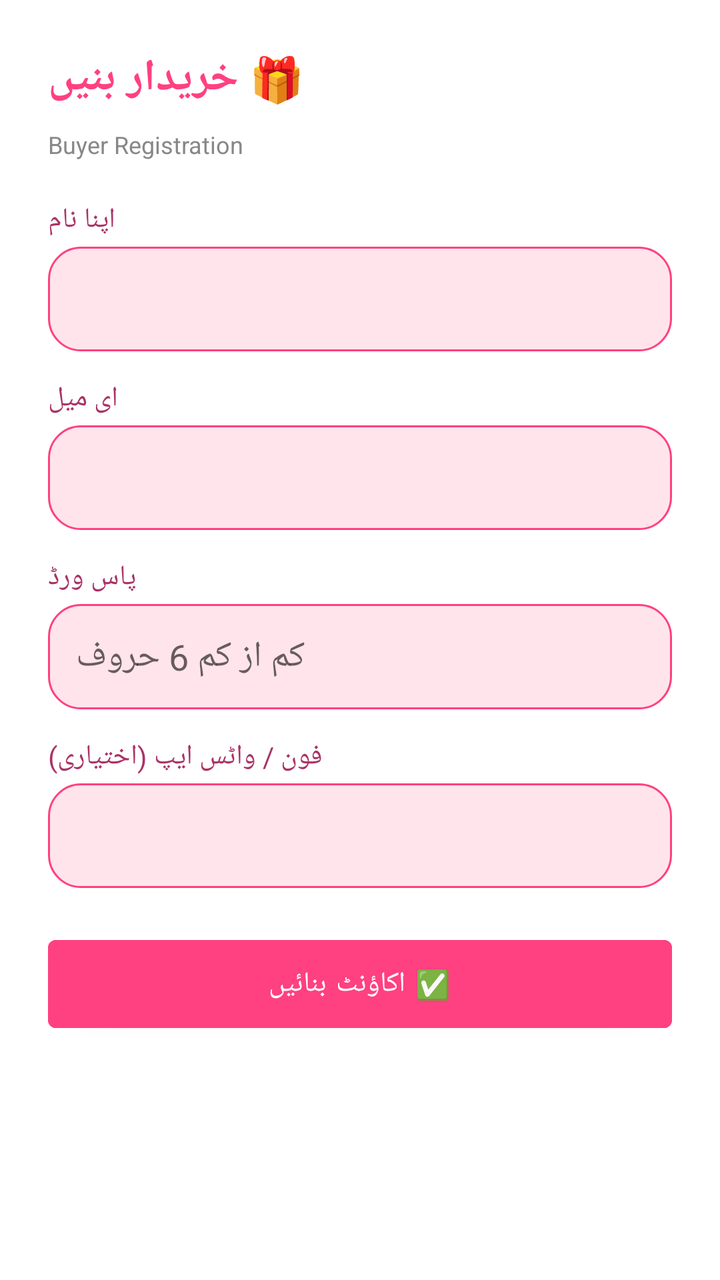
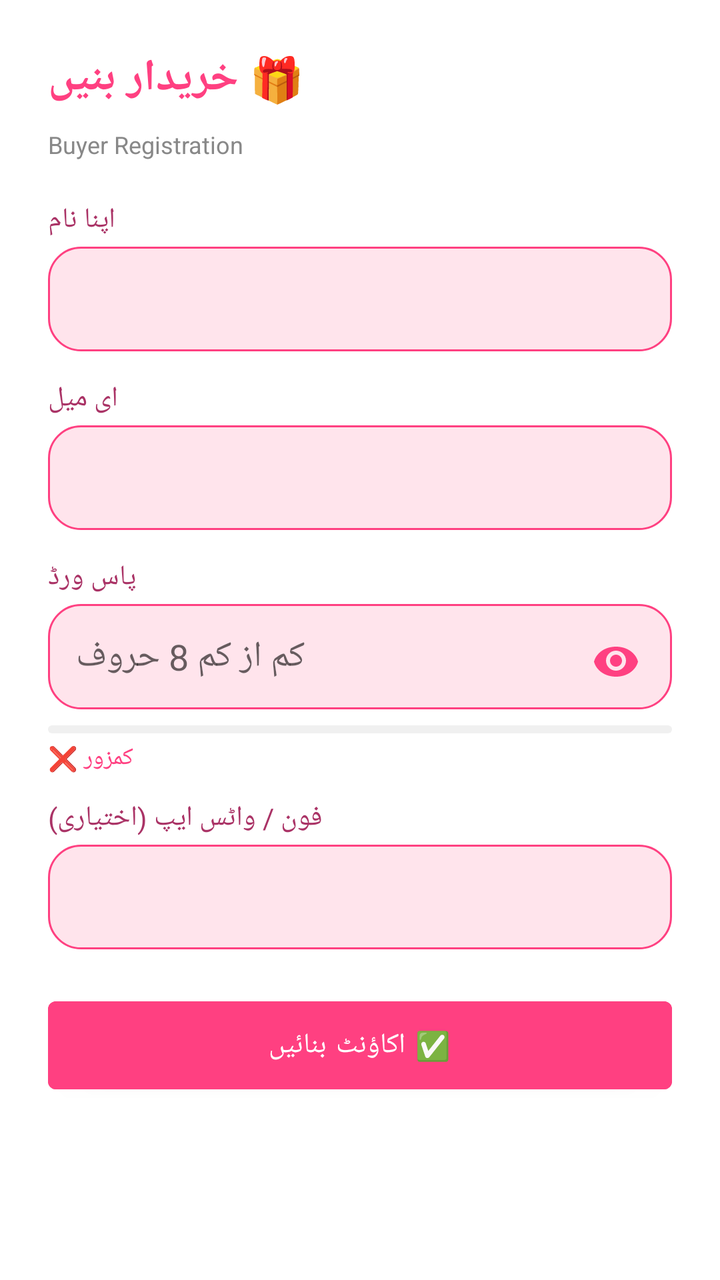

Two renders of the same Android screen: before a commit and after it. Below are the layout's source before the change and the commit's diff.
<!-- AndroidManifest.xml: application theme Theme.SheEmpower -->
<!-- res/layout/activity_buyer_register.xml -->
<?xml version="1.0" encoding="utf-8"?>
<ScrollView xmlns:android="http://schemas.android.com/apk/res/android"
    android:layout_width="match_parent" android:layout_height="match_parent" android:background="#FFFFFF">
    <LinearLayout
        android:layout_width="match_parent" android:layout_height="wrap_content"
        android:orientation="vertical" android:padding="24dp">

        <RelativeLayout
            android:layout_width="match_parent"
            android:layout_height="wrap_content">
            <TextView android:layout_width="wrap_content" android:layout_height="wrap_content"
                android:text="🎁 خریدار بنیں" android:textSize="22sp" android:textStyle="bold" android:textColor="#FF4081" />
            <ImageButton
                android:id="@+id/btnSpeaker"
                android:layout_width="40dp"
                android:layout_height="40dp"
                android:layout_alignParentEnd="true"
                android:layout_centerVertical="true"
                android:background="?attr/selectableItemBackgroundBorderless"
                android:src="@drawable/ic_speaker"
                android:contentDescription="Speaker" />
        </RelativeLayout>
        <TextView android:layout_width="wrap_content" android:layout_height="wrap_content"
            android:text="Buyer Registration" android:textSize="12sp" android:textColor="#888888" android:layout_marginBottom="20dp" />

        <TextView android:layout_width="wrap_content" android:layout_height="wrap_content" android:text="اپنا نام" android:textColor="#AA3366" android:layout_marginBottom="4dp" />
        <com.google.android.material.textfield.TextInputEditText android:id="@+id/etName"
            android:layout_width="match_parent" android:layout_height="wrap_content"
            android:padding="14dp" android:background="@drawable/bg_rounded_pink" android:layout_marginBottom="14dp" />

        <TextView android:layout_width="wrap_content" android:layout_height="wrap_content" android:text="ای میل" android:textColor="#AA3366" android:layout_marginBottom="4dp" />
        <com.google.android.material.textfield.TextInputEditText android:id="@+id/etEmail"
            android:layout_width="match_parent" android:layout_height="wrap_content"
            android:padding="14dp" android:background="@drawable/bg_rounded_pink" android:layout_marginBottom="14dp" />

        <TextView android:layout_width="wrap_content" android:layout_height="wrap_content" android:text="پاس ورڈ" android:textColor="#AA3366" android:layout_marginBottom="4dp" />
        <com.google.android.material.textfield.TextInputEditText android:id="@+id/etPassword"
            android:layout_width="match_parent" android:layout_height="wrap_content"
            android:inputType="textPassword" android:hint="کم از کم 6 حروف" android:padding="14dp"
            android:background="@drawable/bg_rounded_pink" android:layout_marginBottom="14dp" />

        <TextView android:layout_width="wrap_content" android:layout_height="wrap_content" android:text="فون / واٹس ایپ (اختیاری)" android:textColor="#AA3366" android:layout_marginBottom="4dp" />
        <com.google.android.material.textfield.TextInputEditText android:id="@+id/etPhone"
            android:layout_width="match_parent" android:layout_height="wrap_content"
            android:padding="14dp" android:background="@drawable/bg_rounded_pink" android:layout_marginBottom="20dp" />

        <Button android:id="@+id/btnRegister"
            android:layout_width="match_parent" android:layout_height="56dp"
            android:text="✅ اکاؤنٹ بنائیں" android:backgroundTint="#FF4081" android:textColor="#FFFFFF" />

    </LinearLayout>
</ScrollView>
<!-- resources referenced by this layout -->
<resources>
  <!-- drawable bg_rounded_pink (drawable) -->
  <?xml version="1.0" encoding="utf-8"?>
  <shape xmlns:android="http://schemas.android.com/apk/res/android">
      <solid android:color="#FFE4EC" />
      <stroke android:width="1dp" android:color="#FF4081" />
      <corners android:radius="16dp" />
  </shape>
  <!-- drawable ic_speaker (drawable) -->
  <?xml version="1.0" encoding="utf-8"?>
  <vector xmlns:android="http://schemas.android.com/apk/res/android"
      android:width="24dp"
      android:height="24dp"
      android:viewportWidth="24"
      android:viewportHeight="24">
      <path
          android:fillColor="#FFFFFF"
          android:pathData="M3,9v6h4l5,5V4L7,9H3zm13.5,3c0-1.77-1.02-3.29-2.5-4.03v8.05c1.48-0.73,2.5-2.25,2.5-4.02zM14,3.23v2.06c2.89,0.86,5,3.54,5,6.71s-2.11,5.85-5,6.71v2.06c4.01-0.91,7-4.49,7-8.77s-2.99-7.86-7-8.77z"/>
  </vector>
  <style name="Theme.SheEmpower" parent="Theme.MaterialComponents.DayNight.NoActionBar">
          <item name="colorPrimary">@color/primary_pink</item>
          <item name="colorPrimaryVariant">@color/primary_pink</item>
          <item name="colorOnPrimary">@android:color/white</item>
          <item name="android:statusBarColor">@color/primary_pink</item>
          <item name="android:windowBackground">@android:color/white</item>
      </style>
  <color name="primary_pink">#FF4081</color>
</resources>

<!-- the commit's change to res/layout/activity_buyer_register.xml (unified diff, before → after) -->
@@ -23,27 +23,89 @@
         <TextView android:layout_width="wrap_content" android:layout_height="wrap_content"
             android:text="Buyer Registration" android:textSize="12sp" android:textColor="#888888" android:layout_marginBottom="20dp" />
 
+        
+        
+        
         <TextView android:layout_width="wrap_content" android:layout_height="wrap_content" android:text="اپنا نام" android:textColor="#AA3366" android:layout_marginBottom="4dp" />
         <com.google.android.material.textfield.TextInputEditText android:id="@+id/etName"
             android:layout_width="match_parent" android:layout_height="wrap_content"
             android:padding="14dp" android:background="@drawable/bg_rounded_pink" android:layout_marginBottom="14dp" />
 
+        
+        
+        
         <TextView android:layout_width="wrap_content" android:layout_height="wrap_content" android:text="ای میل" android:textColor="#AA3366" android:layout_marginBottom="4dp" />
         <com.google.android.material.textfield.TextInputEditText android:id="@+id/etEmail"
             android:layout_width="match_parent" android:layout_height="wrap_content"
             android:padding="14dp" android:background="@drawable/bg_rounded_pink" android:layout_marginBottom="14dp" />
 
+        
+        
+        
         <TextView android:layout_width="wrap_content" android:layout_height="wrap_content" android:text="پاس ورڈ" android:textColor="#AA3366" android:layout_marginBottom="4dp" />
-        <com.google.android.material.textfield.TextInputEditText android:id="@+id/etPassword"
-            android:layout_width="match_parent" android:layout_height="wrap_content"
-            android:inputType="textPassword" android:hint="کم از کم 6 حروف" android:padding="14dp"
-            android:background="@drawable/bg_rounded_pink" android:layout_marginBottom="14dp" />
 
+        
+        <FrameLayout
+            android:layout_width="match_parent"
+            android:layout_height="wrap_content"
+            android:layout_marginBottom="8dp">
+
+            <com.google.android.material.textfield.TextInputEditText
+                android:id="@+id/etPassword"
+                android:layout_width="match_parent"
+                android:layout_height="wrap_content"
+                android:inputType="textPassword"
+                android:hint="کم از کم 8 حروف"
+                android:padding="14dp"
+                android:paddingEnd="45dp"
+                android:background="@drawable/bg_rounded_pink" />
+
+            
+            <ImageButton
+                android:id="@+id/togglePasswordVisibility"
+                android:layout_width="40dp"
+                android:layout_height="40dp"
+                android:layout_gravity="end|center_vertical"
+                android:layout_marginEnd="8dp"
+                android:background="?attr/selectableItemBackgroundBorderless"
+                android:src="@drawable/ic_eye_closed"
+                android:contentDescription="Toggle Password Visibility"
+                android:scaleType="centerInside" />
+        </FrameLayout>
+
+        
+        
+        
+        
+        <ProgressBar
+            android:id="@+id/passwordStrengthBar"
+            android:layout_width="match_parent"
+            android:layout_height="4dp"
+            android:layout_marginBottom="4dp"
+            android:progressDrawable="@drawable/progress_password_strength"
+            style="@style/Widget.AppCompat.ProgressBar.Horizontal" />
+
+        
+        <TextView
+            android:id="@+id/passwordStrengthText"
+            android:layout_width="wrap_content"
+            android:layout_height="wrap_content"
+            android:text="کمزور ❌"
+            android:textSize="12sp"
+            android:textColor="#FF4081"
+            android:layout_marginBottom="12dp" />
+
+        
+        
+        
         <TextView android:layout_width="wrap_content" android:layout_height="wrap_content" android:text="فون / واٹس ایپ (اختیاری)" android:textColor="#AA3366" android:layout_marginBottom="4dp" />
         <com.google.android.material.textfield.TextInputEditText android:id="@+id/etPhone"
             android:layout_width="match_parent" android:layout_height="wrap_content"
             android:padding="14dp" android:background="@drawable/bg_rounded_pink" android:layout_marginBottom="20dp" />
 
+        
+        
+        
         <Button android:id="@+id/btnRegister"
             android:layout_width="match_parent" android:layout_height="56dp"
             android:text="✅ اکاؤنٹ بنائیں" android:backgroundTint="#FF4081" android:textColor="#FFFFFF" />
<!-- resource entries referenced after the edit -->
@@ -7,6 +7,17 @@
       <stroke android:width="1dp" android:color="#FF4081" />
       <corners android:radius="16dp" />
   </shape>
+  <!-- drawable ic_eye_closed (drawable) -->
+  <?xml version="1.0" encoding="utf-8"?>
+  <vector xmlns:android="http://schemas.android.com/apk/res/android"
+      android:width="24dp"
+      android:height="24dp"
+      android:viewportWidth="24"
+      android:viewportHeight="24">
+      <path
+          android:fillColor="#FF4081"
+          android:pathData="M12,7C6.48,7 2.14,10.14 1,14.5C2.14,18.86 6.48,22 12,22C17.52,22 21.86,18.86 23,14.5C21.86,10.14 17.52,7 12,7ZM12,19C9.24,19 7,16.76 7,14C7,11.24 9.24,9 12,9C14.76,9 17,11.24 17,14C17,16.76 14.76,19 12,19ZM12,11C10.34,11 9,12.34 9,14C9,15.66 10.34,17 12,17C13.66,17 15,15.66 15,14C15,12.34 13.66,11 12,11Z" />
+  </vector>
   <!-- drawable ic_speaker (drawable) -->
   <?xml version="1.0" encoding="utf-8"?>
   <vector xmlns:android="http://schemas.android.com/apk/res/android"
@@ -18,6 +29,27 @@
           android:fillColor="#FFFFFF"
           android:pathData="M3,9v6h4l5,5V4L7,9H3zm13.5,3c0-1.77-1.02-3.29-2.5-4.03v8.05c1.48-0.73,2.5-2.25,2.5-4.02zM14,3.23v2.06c2.89,0.86,5,3.54,5,6.71s-2.11,5.85-5,6.71v2.06c4.01-0.91,7-4.49,7-8.77s-2.99-7.86-7-8.77z"/>
   </vector>
+  <!-- drawable progress_password_strength (drawable) -->
+  <?xml version="1.0" encoding="utf-8"?>
+  <layer-list xmlns:android="http://schemas.android.com/apk/res/android">
+      
+      <item android:id="@android:id/background">
+          <shape android:shape="rectangle">
+              <solid android:color="#F0F0F0" />
+              <corners android:radius="2dp" />
+          </shape>
+      </item>
+  
+      
+      <item android:id="@android:id/progress">
+          <clip>
+              <shape android:shape="rectangle">
+                  <solid android:color="#FF4081" />
+                  <corners android:radius="2dp" />
+              </shape>
+          </clip>
+      </item>
+  </layer-list>
   <style name="Theme.SheEmpower" parent="Theme.MaterialComponents.DayNight.NoActionBar">
           <item name="colorPrimary">@color/primary_pink</item>
           <item name="colorPrimaryVariant">@color/primary_pink</item>
